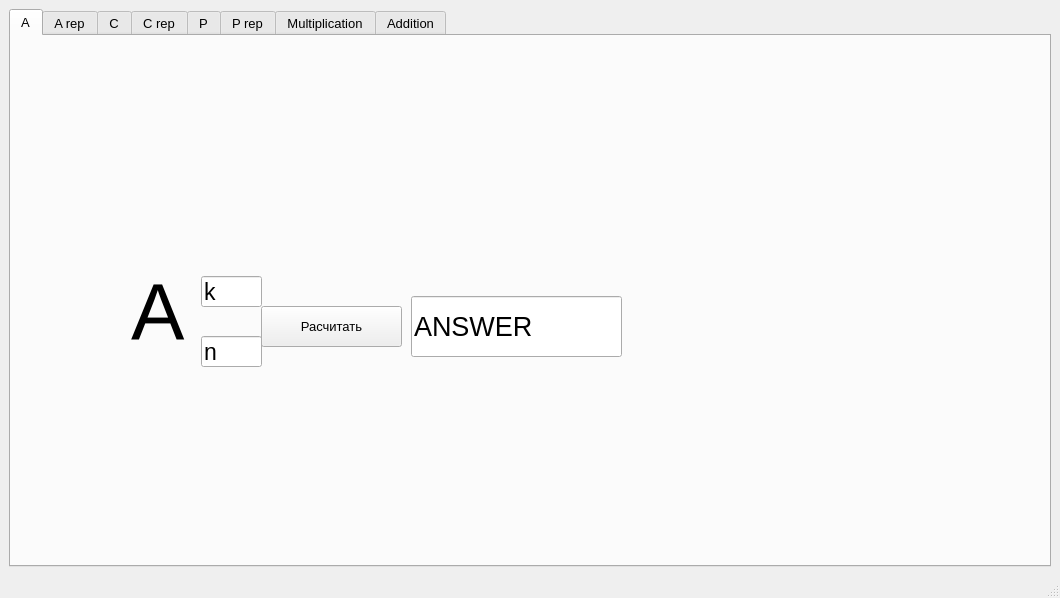
Old version of the form combo.ui in the repository ZyNordd/Laba2.
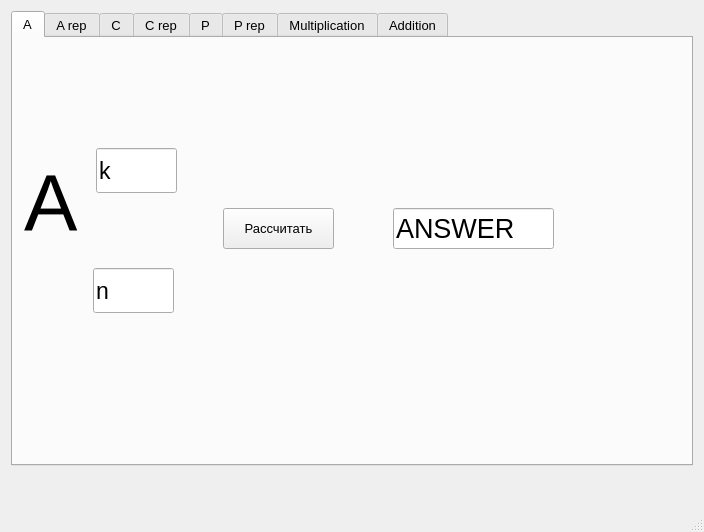
New version of the form. The open tabs and pages were chosen to show the change.

```diff
--- a/combo.ui
+++ b/combo.ui
@@ -6,8 +6,8 @@
    <rect>
     <x>0</x>
     <y>0</y>
-    <width>1060</width>
-    <height>598</height>
+    <width>704</width>
+    <height>532</height>
    </rect>
   </property>
   <property name="font">
@@ -19,9 +19,15 @@
    <string>Combo</string>
   </property>
   <widget class="QWidget" name="centralwidget">
-   <layout class="QGridLayout" name="gridLayout">
-    <item row="0" column="0">
      <widget class="QTabWidget" name="tabWidget">
+    <property name="geometry">
+     <rect>
+      <x>11</x>
+      <y>11</y>
+      <width>682</width>
+      <height>455</height>
+     </rect>
+    </property>
       <property name="currentIndex">
        <number>6</number>
       </property>
@@ -29,26 +35,13 @@
        <attribute name="title">
         <string>A</string>
        </attribute>
-       <widget class="QPushButton" name="pushButton_A_calculate">
-        <property name="geometry">
-         <rect>
-          <x>250</x>
-          <y>270</y>
-          <width>141</width>
-          <height>41</height>
-         </rect>
-        </property>
-        <property name="text">
-         <string>Расчитать</string>
-        </property>
-       </widget>
        <widget class="QLineEdit" name="lineEdit_A_k">
         <property name="geometry">
          <rect>
-          <x>190</x>
-          <y>240</y>
-          <width>61</width>
-          <height>31</height>
+        <x>83</x>
+        <y>110</y>
+        <width>81</width>
+        <height>45</height>
          </rect>
         </property>
         <property name="font">
@@ -63,10 +56,10 @@
        <widget class="QLineEdit" name="lineEdit_A_answer">
         <property name="geometry">
          <rect>
-          <x>400</x>
-          <y>260</y>
-          <width>211</width>
-          <height>61</height>
+        <x>380</x>
+        <y>170</y>
+        <width>161</width>
+        <height>41</height>
          </rect>
         </property>
         <property name="font">
@@ -81,10 +74,10 @@
        <widget class="QLineEdit" name="lineEdit_A_n">
         <property name="geometry">
          <rect>
-          <x>190</x>
-          <y>300</y>
-          <width>61</width>
-          <height>31</height>
+        <x>80</x>
+        <y>230</y>
+        <width>81</width>
+        <height>45</height>
          </rect>
         </property>
         <property name="font">
@@ -99,10 +92,10 @@
        <widget class="QLabel" name="label_A">
         <property name="geometry">
          <rect>
-          <x>120</x>
-          <y>220</y>
-          <width>71</width>
-          <height>111</height>
+        <x>11</x>
+        <y>98</y>
+        <width>65</width>
+        <height>133</height>
          </rect>
         </property>
         <property name="font">
@@ -114,6 +107,19 @@
          <string>A</string>
         </property>
        </widget>
+     <widget class="QPushButton" name="pushButton_A_calculate">
+      <property name="geometry">
+       <rect>
+        <x>210</x>
+        <y>170</y>
+        <width>111</width>
+        <height>41</height>
+       </rect>
+      </property>
+      <property name="text">
+       <string>Рассчитать</string>
+      </property>
+     </widget>
       </widget>
       <widget class="QWidget" name="A_Rep">
        <attribute name="title">
@@ -847,8 +853,6 @@
        </widget>
       </widget>
      </widget>
-    </item>
-   </layout>
   </widget>
   <widget class="QMenuBar" name="menubar">
    <property name="geometry">
```
Left out of the diff: 54 changed lines with no effect on the pictures. Lines whose indentation alone changed are shown as unchanged.
